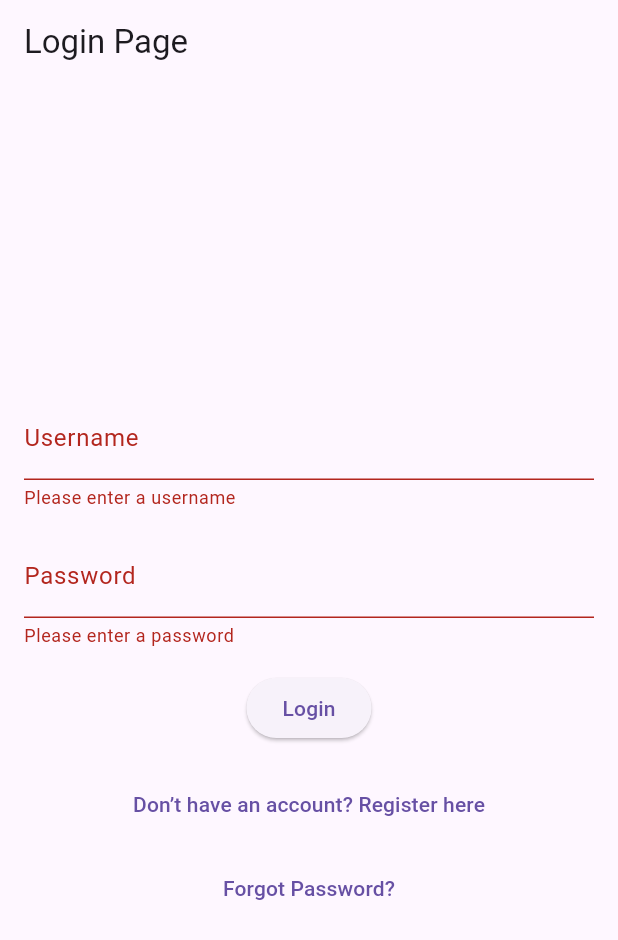
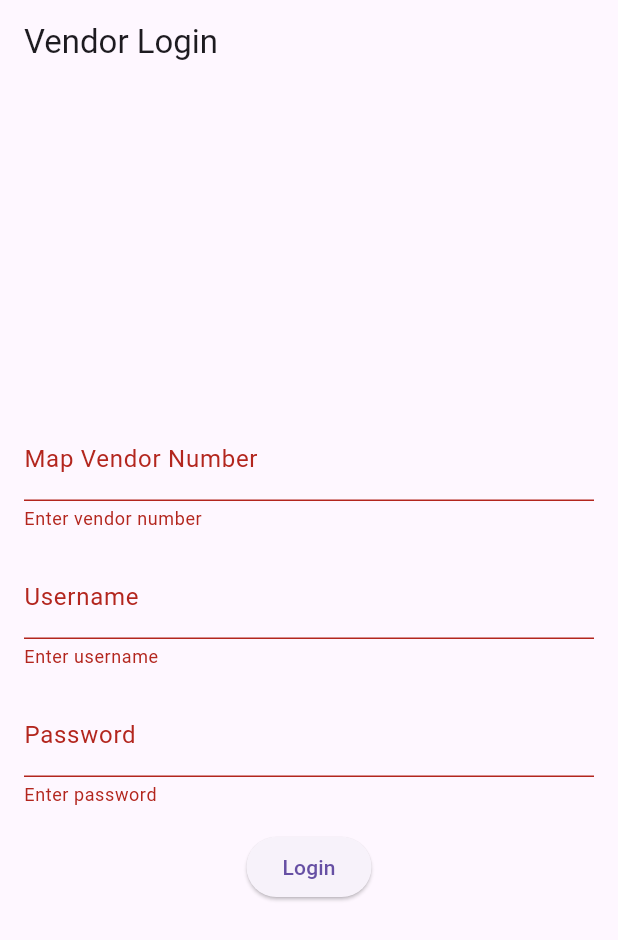
Before and after one commit to NgenoMark/IndraMapVendor, a Flutter app: the screen it shows after launch, after a tap on "Login", on a phone screen of 412 x 824 dp. Shown: the top 940 px of the screen. Run offline on Flutter 3.47's test engine with Material 3 defaults, Android fonts, the phone set to English and light mode, and no system bars; our stand-ins replace intl_phone_field, shared_preferences; network calls fail.

Commit message:
modified the login columns

```diff
--- a/frontend/lib/main.dart
+++ b/frontend/lib/main.dart
@@ -17,7 +17,7 @@ class MyApp extends StatelessWidget {
       theme: ThemeData(
         primarySwatch: Colors.blue,
       ),
-      home: SplashScreen(), // Set SplashScreen as the first screen
+      home: LoginPage(), // Set SplashScreen as the first screen
     );
   }
 }
@@ -33,7 +33,8 @@ class _SplashScreenState extends State<SplashScreen> {
   @override
   void initState() {
     super.initState();
-    Timer(Duration(seconds: 2), () { // Change 3 to the duration you want
+    Timer(Duration(seconds: 2), () {
+      // Change 3 to the duration you want
       Navigator.pushReplacement(
         context,
         MaterialPageRoute(builder: (context) => LoginPage()),
@@ -44,12 +45,16 @@ class _SplashScreenState extends State<SplashScreen> {
   @override
   Widget build(BuildContext context) {
     return Scaffold(
-      backgroundColor: Colors.white, // Change this to match your splash screen design
+      backgroundColor:
+          Colors.white, // Change this to match your splash screen design
       body: Center(
         child: Column(
           mainAxisAlignment: MainAxisAlignment.center,
           children: [
-            Image.asset("assets/splash_logo.jpg" , width: 200,),
+            Image.asset(
+              "assets/splash_logo.jpg",
+              width: 200,
+            ),
             SizedBox(height: 20),
             CircularProgressIndicator(), // Loading animation
           ],
--- a/frontend/lib/pages/login_page.dart
+++ b/frontend/lib/pages/login_page.dart
@@ -1,6 +1,7 @@
 import 'package:flutter/material.dart';
-import '../services/auth_service.dart';
-import 'register_page.dart';
+import 'package:http/http.dart' as http;
+import 'dart:convert';
+import 'package:shared_preferences/shared_preferences.dart';
 import 'customer_page.dart';
 
 class LoginPage extends StatefulWidget {
@@ -12,45 +13,112 @@ class LoginPage extends StatefulWidget {
 
 class _LoginPageState extends State<LoginPage> {
   final _formKey = GlobalKey<FormState>();
+
+  final TextEditingController _mapVendorNumberController = TextEditingController();
   final TextEditingController _usernameController = TextEditingController();
   final TextEditingController _passwordController = TextEditingController();
-  final AuthService  _authService = AuthService(); // Injecting AuthService
 
-  void _login() {
-    if (_formKey.currentState?.validate() ?? false) {
-      String username = _usernameController.text;
-      String password = _passwordController.text;
+  final String tokenUrl = "https://172.22.1.221:8283/token";
+  final String userDetailsUrl = "https://172.22.1.221:8283/mapLogin/1.0.1/login";
+  final String authorizationHeader =
+      "Basic MHJfZkRDX3QyamM4Z0luYXJvZjRjT0x5NjZnYTptUzJ3cUpuYXpsM2RrbXV6VHpxMXF0dWI4dndh";
 
-c
-      if (userRole!= null) {
+  @override
+  void initState() {
+    super.initState();
+    _checkLoginStatus();
+  }
 
-        // Navigate based on role
-        Widget nextPage;
-        switch (userRole) {
-          case 'Customer':
-            nextPage = CustomerPage();
-            break;
-          default:
-            nextPage = LoginPage();
-            break;
-        }
+  Future<void> _checkLoginStatus() async {
+    final prefs = await SharedPreferences.getInstance();
+    String? token = prefs.getString('access_token');
 
-        Navigator.pushReplacement(
-          context,
-          MaterialPageRoute(builder: (context) => nextPage),
-        );
+    if (token != null) {
+      await _fetchUserDetails(token);
+    }
+  }
+
+  Future<void> _login() async {
+    if (!_formKey.currentState!.validate()) return;
+
+    String mapVendorNumber = _mapVendorNumberController.text.trim();
+    String username = _usernameController.text.trim();
+    String password = _passwordController.text.trim();
+    String formattedUsername = "$mapVendorNumber#$username";
+
+    try {
+      var tokenResponse = await http.post(
+        Uri.parse(tokenUrl),
+        headers: {
+          'Authorization': authorizationHeader,
+          'Content-Type': 'application/x-www-form-urlencoded',
+        },
+        body: {
+          'username': formattedUsername,
+          'password': password,
+          'grant_type': 'password',
+        },
+      );
+
+      if (tokenResponse.statusCode == 200) {
+        var tokenData = json.decode(tokenResponse.body);
+        String accessToken = tokenData['access_token'];
+
+        final prefs = await SharedPreferences.getInstance();
+        await prefs.setString('access_token', accessToken);
+
+        await _fetchUserDetails(accessToken);
       } else {
-        // Show error message
-        ScaffoldMessenger.of(context).showSnackBar(
-            SnackBar(content: Text('Invalid username or password')));
+        _showError("Invalid credentials. Please try again.");
       }
+    } catch (e) {
+      _showError("An error occurred. Please check your connection.");
     }
+  }
+
+Future<void> _fetchUserDetails(String token) async {
+  try {
+    var response = await http.get(
+      Uri.parse(userDetailsUrl),
+      headers: {
+        'Authorization': 'Bearer $token',
+        'Content-Type': 'application/json',
+      },
+    );
+
+    if (response.statusCode == 200) {
+      var userDetails = json.decode(response.body);
+      Navigator.pushReplacement(
+        context,
+        MaterialPageRoute(
+          builder: (context) => CustomerPage(userDetails: userDetails),
+        ),
+      );
+    } else {
+      _showError("Failed to fetch user details.");
+    }
+  } catch (e) {
+    _showError("An error occurred while fetching user details.");
+  }
+}
+
+
+  void _logout() async {
+    final prefs = await SharedPreferences.getInstance();
+    await prefs.remove('access_token');
+    setState(() {});
+  }
+
+  void _showError(String message) {
+    ScaffoldMessenger.of(context).showSnackBar(
+      SnackBar(content: Text(message), backgroundColor: Colors.red),
+    );
   }
 
   @override
   Widget build(BuildContext context) {
     return Scaffold(
-      appBar: AppBar(title: Text('Login Page')),
+      appBar: AppBar(title: const Text('Vendor Login')),
       body: Padding(
         padding: const EdgeInsets.all(16.0),
         child: Form(
@@ -59,43 +127,27 @@ c
             mainAxisAlignment: MainAxisAlignment.center,
             children: <Widget>[
               TextFormField(
+                controller: _mapVendorNumberController,
+                decoration: const InputDecoration(labelText: 'Map Vendor Number'),
+                validator: (value) => value!.isEmpty ? 'Enter vendor number' : null,
+              ),
+              const SizedBox(height: 16),
+              TextFormField(
                 controller: _usernameController,
-                decoration: InputDecoration(labelText: 'Username'),
-                validator: (value) =>
-                    value!.isEmpty ? 'Please enter a username' : null,
+                decoration: const InputDecoration(labelText: 'Username'),
+                validator: (value) => value!.isEmpty ? 'Enter username' : null,
               ),
-              SizedBox(height: 16),
+              const SizedBox(height: 16),
               TextFormField(
                 controller: _passwordController,
                 obscureText: true,
-                decoration: InputDecoration(labelText: 'Password'),
-                validator: (value) =>
-                    value!.isEmpty ? 'Please enter a password' : null,
+                decoration: const InputDecoration(labelText: 'Password'),
+                validator: (value) => value!.isEmpty ? 'Enter password' : null,
               ),
-              SizedBox(height: 16),
+              const SizedBox(height: 16),
               ElevatedButton(
                 onPressed: _login,
-                child: Text('Login'),
-              ),
-              SizedBox(height: 16),
-              TextButton(
-                onPressed: () {
-                  Navigator.push(
-                    context,
-                    MaterialPageRoute(builder: (context) => RegisterPage()),
-                  );
-                },
-                child: Text('Don’t have an account? Register here'),
-              ),
-              SizedBox(height: 8),
-              TextButton(
-                onPressed: () {
-                  Navigator.push(
-                    context,
-                    MaterialPageRoute(builder: (context) => ForgotPasswordPage()),
-                  );
-                },
-                child: Text('Forgot Password?'),
+                child: const Text('Login'),
               ),
             ],
           ),
@@ -106,100 +158,9 @@ c
 
   @override
   void dispose() {
+    _mapVendorNumberController.dispose();
     _usernameController.dispose();
     _passwordController.dispose();
     super.dispose();
   }
 }
-
-class ForgotPasswordPage extends StatefulWidget {
-  @override
-  _ForgotPasswordPageState createState() => _ForgotPasswordPageState();
-}
-
-class _ForgotPasswordPageState extends State<ForgotPasswordPage> {
-  final _formKey = GlobalKey<FormState>();
-  final TextEditingController _usernameController = TextEditingController();
-  final TextEditingController _emailController = TextEditingController();
-
-  void _resetPassword() {
-    if (_formKey.currentState?.validate() ?? false) {
-      String username = _usernameController.text;
-      String email = _emailController.text;
-
-      // Simulate sending a reset password email
-      ScaffoldMessenger.of(context).showSnackBar(
-        SnackBar(content: Text('Reset password email sent to $email')),
-      );
-
-      // Navigate back to login after sending the email
-      Navigator.pop(context);
-    }
-  }
-
-  @override
-  Widget build(BuildContext context) {
-    return Scaffold(
-      appBar: AppBar(
-        title: Text('Forgot Password'),
-      ),
-      body: Padding(
-        padding: const EdgeInsets.all(16.0),
-        child: Form(
-          key: _formKey,
-          child: Column(
-            mainAxisAlignment: MainAxisAlignment.center,
-            children: <Widget>[
-              // Username Field
-              TextFormField(
-                controller: _usernameController,
-                decoration: InputDecoration(
-                  labelText: 'Username',
-                  hintText: 'Enter your username',
-                ),
-                validator: (value) {
-                  if (value == null || value.isEmpty) {
-                    return 'Please enter your username';
-                  }
-                  return null; // Return null if the input is valid
-                },
-              ),
-              SizedBox(height: 20), // Spacing between fields
-
-              // Email Field
-              TextFormField(
-                controller: _emailController,
-                decoration: InputDecoration(
-                  labelText: 'Email',
-                  hintText: 'Enter your email address',
-                ),
-                validator: (value) {
-                  if (value == null || value.isEmpty) {
-                    return 'Please enter your email';
-                  } else if (!RegExp(r'^[\w-\.]+@([\w-]+\.)+[\w-]{2,4}$').hasMatch(value)) {
-                    return 'Please enter a valid email';
-                  }
-                  return null; // Return null if the input is valid
-                },
-              ),
-              SizedBox(height: 20), // Spacing between fields and button
-
-              // Reset Password Button
-              ElevatedButton(
-                onPressed: _resetPassword,
-                child: Text('Reset Password'),
-              ),
-            ],
-          ),
-        ),
-      ),
-    );
-  }
-
-  @override
-  void dispose() {
-    _usernameController.dispose();
-    _emailController.dispose();
-    super.dispose();
-  }
-}
```
Also changed, not shown: frontend/pubspec.yaml (+12 -12 lines), frontend/pubspec.lock, 1 other file.
